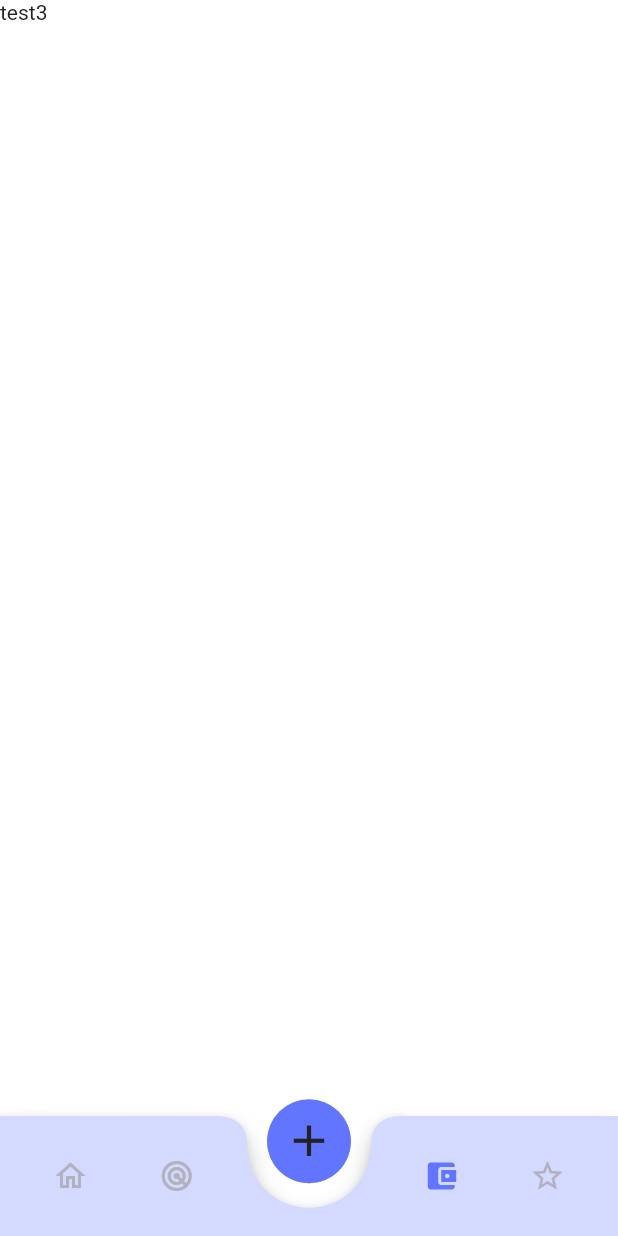
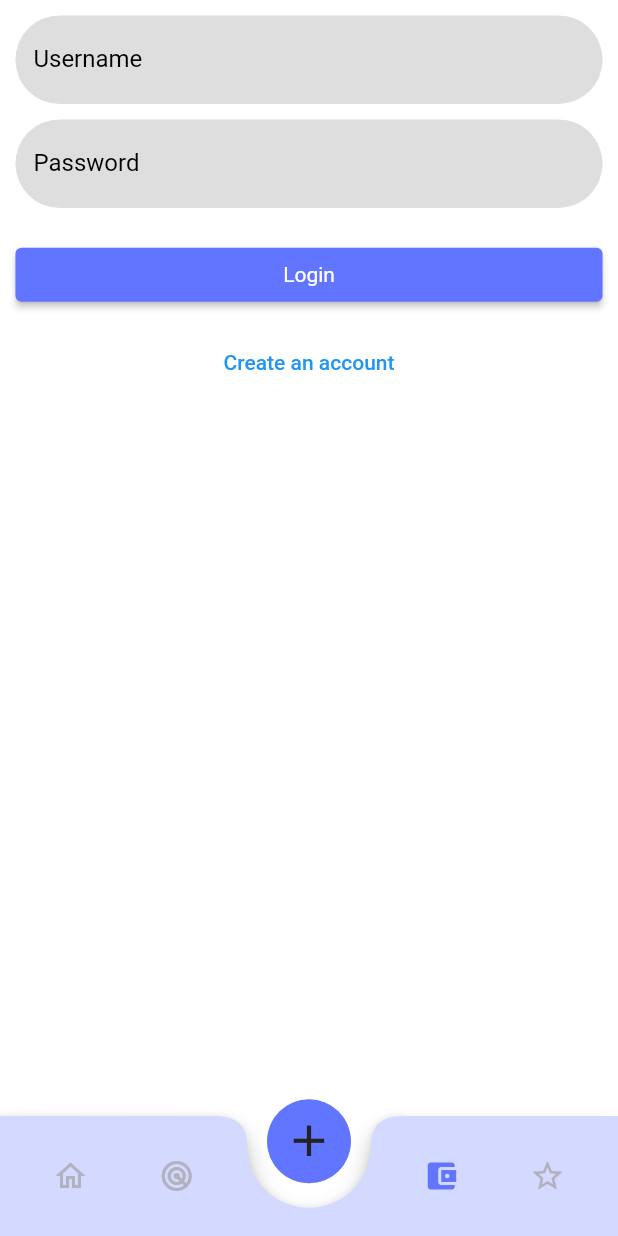
Before and after one commit to giovanni-ercolano/money_report, a Flutter app: the CustomBottomNavigationBar screen opened directly, item 3 of the bottom bar chosen, on a phone screen of 412 x 824 dp. Run offline on Flutter 3.47's test engine with Material 2 defaults, Android fonts, the light colour scheme and no system bars; our stand-ins replace firebase_auth, firebase_core, fl_chart, flutter_native_splash, shared_preferences; accounts and stored records are empty; Roboto replaces fonts that are missing (Montserrat).

Commit message:
add authpage, splashScreen

```diff
--- /dev/null
+++ b/lib/screens/auth.dart
@@ -0,0 +1,138 @@
+import 'package:firebase_auth/firebase_auth.dart';
+import 'package:flutter/material.dart';
+import 'package:money_report/services/screen_size.dart';
+//firebase
+import '../services/firebase_auth.dart';
+
+class AuthPage extends StatefulWidget {
+  const AuthPage({Key? key}) : super(key: key);
+
+  @override
+  _AuthPageState createState() => _AuthPageState();
+}
+
+class _AuthPageState extends State<AuthPage> {
+  final _formKey = GlobalKey<FormState>();
+  final TextEditingController _usernameController = TextEditingController();
+  final TextEditingController _passwordController = TextEditingController();
+  final TextEditingController _confirmPasswordController =
+      TextEditingController();
+  bool _isLoginForm = true;
+
+  Future<void> signIn() async {
+    try {
+      await Auth().signInWithEmailAndPassword(
+        email: _usernameController.text.trim(),
+        password: _passwordController.text,
+      );
+    } on FirebaseAuthException catch (e) {
+      if (e.code == 'invalid-email') {
+        // Do something :D
+        print('That email address is invalid!');
+      }
+    }
+  }
+
+  Future<void> createAccount() async {
+    try {
+      await Auth().createUserWithEmailAndPassword(
+        email: _usernameController.text,
+        password: _passwordController.text,
+      );
+    } on FirebaseAuthException {}
+  }
+
+  @override
+  Widget build(BuildContext context) {
+    ScreenSize.init(context);
+    return SafeArea(
+      child: Scaffold(
+        body: Padding(
+          padding: EdgeInsets.all(ScreenSize.padding10),
+          child: Form(
+            key: _formKey,
+            child: Column(
+              crossAxisAlignment: CrossAxisAlignment.stretch,
+              children: <Widget>[
+                TextFormField(
+                  controller: _usernameController,
+                  decoration: const InputDecoration(
+                    labelText: 'Username',
+                    border: OutlineInputBorder(),
+                    hintText: 'Enter your username',
+                  ),
+                  validator: (value) {
+                    if (value!.isEmpty) {
+                      return 'Please enter your username';
+                    }
+                    return null;
+                  },
+                ),
+                SizedBox(height: ScreenSize.padding10),
+                TextFormField(
+                  controller: _passwordController,
+                  decoration: const InputDecoration(
+                    labelText: 'Password',
+                    border: OutlineInputBorder(),
+                    hintText: 'Enter your password',
+                  ),
+                  obscureText: true,
+                  validator: (value) {
+                    if (value!.isEmpty) {
+                      return 'Please enter your password';
+                    }
+                    return null;
+                  },
+                ),
+                SizedBox(height: ScreenSize.padding10),
+                if (!_isLoginForm)
+                  TextFormField(
+                    controller: _confirmPasswordController,
+                    decoration: const InputDecoration(
+                      labelText: 'Confirm Password',
+                      border: OutlineInputBorder(),
+                      hintText: 'Confirm your password',
+                    ),
+                    obscureText: true,
+                    validator: (value) {
+                      if (value!.isEmpty) {
+                        return 'Please confirm your password';
+                      }
+                      if (value != _passwordController.text) {
+                        return 'Passwords must match';
+                      }
+                      return null;
+                    },
+                  ),
+                SizedBox(height: ScreenSize.padding10),
+                ElevatedButton(
+                  onPressed: () async {
+                    if (_formKey.currentState!.validate()) {
+                      if (_isLoginForm) {
+                        await signIn();
+                      } else {
+                        await createAccount();
+                      }
+                    }
+                  },
+                  child: Text(_isLoginForm ? 'Login' : 'Create Account'),
+                ),
+                SizedBox(height: ScreenSize.padding10),
+                TextButton(
+                  onPressed: () {
+                    setState(() {
+                      _isLoginForm = !_isLoginForm;
+                    });
+                  },
+                  child: Text(_isLoginForm
+                      ? 'Create an account'
+                      : 'Already have an account?'),
+                ),
+              ],
+            ),
+          ),
+        ),
+      ),
+    );
+  }
+}
--- /dev/null
+++ b/lib/services/firebase_auth.dart
@@ -0,0 +1,27 @@
+import 'package:firebase_auth/firebase_auth.dart';
+
+class Auth {
+  final FirebaseAuth _firebaseAuth = FirebaseAuth.instance;
+  User? get user => _firebaseAuth.currentUser;
+  Stream<User?> get authStateChanges => _firebaseAuth.authStateChanges();
+
+  Future<void> signInWithEmailAndPassword(
+      {required String email, required String password}) async {
+    await _firebaseAuth.signInWithEmailAndPassword(
+      email: email,
+      password: password,
+    );
+  }
+
+  Future<void> createUserWithEmailAndPassword(
+      {required String email, required String password}) async {
+    await _firebaseAuth.createUserWithEmailAndPassword(
+      email: email,
+      password: password,
+    );
+  }
+
+  Future<void> signOut() async {
+    await _firebaseAuth.signOut();
+  }
+}
--- a/lib/widgets/customNavigationBar.dart
+++ b/lib/widgets/customNavigationBar.dart
@@ -1,7 +1,7 @@
 import 'package:flutter/material.dart';
 import 'package:money_report/services/screen_size.dart';
 import 'package:money_report/styles/app_color.dart';
-import 'package:money_report/widgets/tab_bar_view.dart';
+import '../screens/auth.dart';
 import '../screens/home.dart';
 import '../screens/radar.dart';
 
@@ -18,8 +18,7 @@ class _CustomBottomNavigationBarState extends State<CustomBottomNavigationBar> {
   final List<Widget> _screens = [
     const Home(),
     const RadarPage(),
-    // const MyTabBarView(),
-    const Text("test3"),
+    const AuthPage(),
     const Text("test4")
   ];
 
--- a/pubspec.yaml
+++ b/pubspec.yaml
@@ -40,6 +40,8 @@ dependencies:
   provider: ^6.0.5
   fl_chart: ^0.62.0
   firebase_core: ^2.15.0
+  firebase_auth: ^4.7.2
+  flutter_native_splash: ^2.2.19
 
 dev_dependencies:
   flutter_test:
```
Also changed, not shown: lib/main.dart (+28 -21 lines), pubspec.lock, 1 other file.
